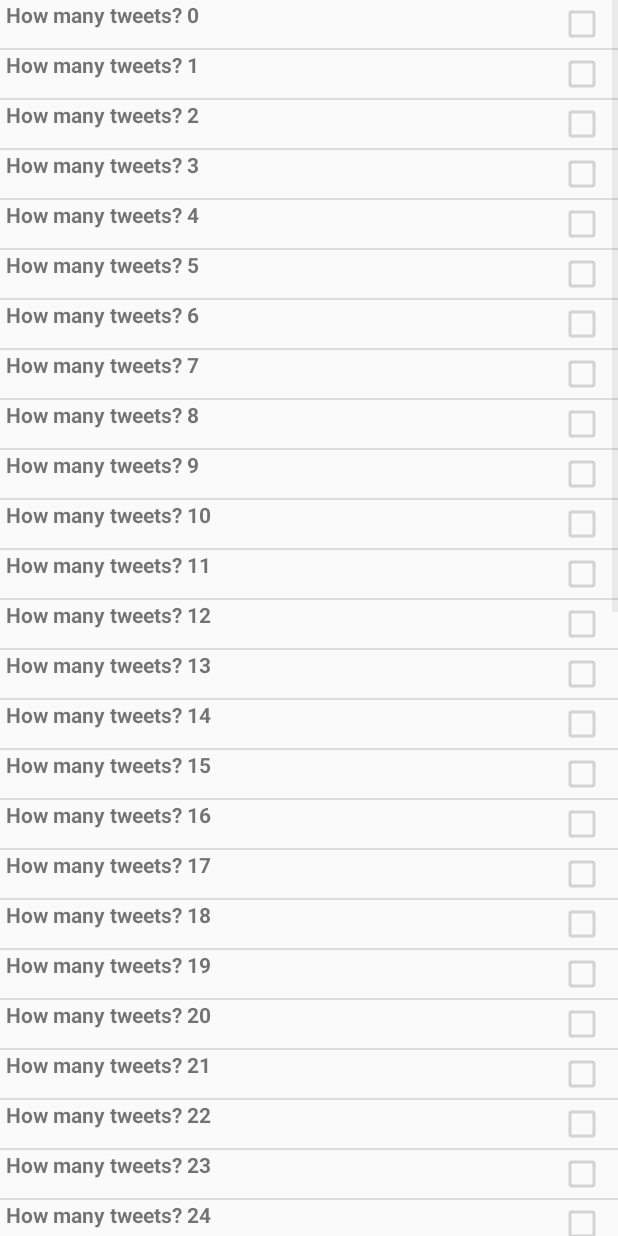
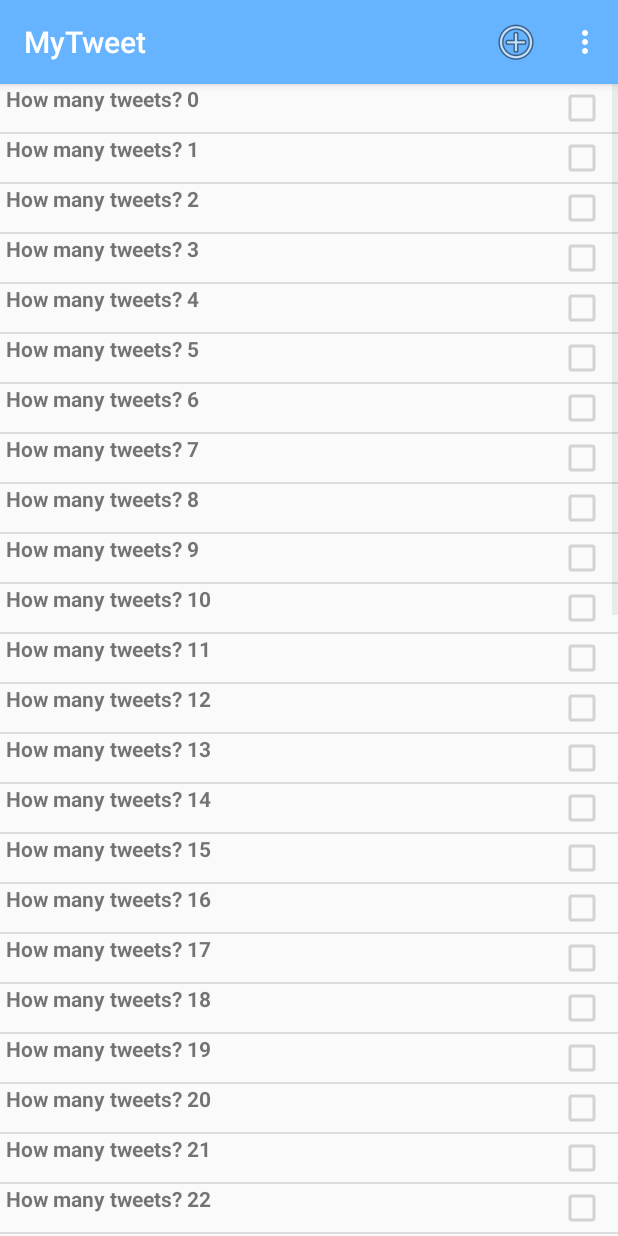
Before and after one commit to austincunningham/android-mytweet, an Android app: the TweetListActivity screen opened directly, with no data from a screen before it, on a phone screen of 412 x 824 dp. Run offline under Robolectric (Android 15) with nearby library versions, the phone set to English and light mode, and no system bars.

Commit message:
added action bar + and settings and intent helpers

```diff
--- a/app/src/main/java/app/mytweet/activites/TweetListActivity.java
+++ b/app/src/main/java/app/mytweet/activites/TweetListActivity.java
@@ -4,7 +4,10 @@ import android.app.Activity;
 import android.content.Context;
 import android.content.Intent;
 import android.os.Bundle;
+import android.support.v7.app.AppCompatActivity;
 import android.view.LayoutInflater;
+import android.view.Menu;
+import android.view.MenuInflater;
 import android.view.View;
 import android.view.ViewGroup;
 import android.widget.Adapter;
@@ -24,7 +27,7 @@ import app.mytweet.models.Tweet;
 /**
  * Created by ictskills on 10/10/16.
  */
-public class TweetListActivity extends Activity implements AdapterView.OnItemClickListener {
+public class TweetListActivity extends AppCompatActivity implements AdapterView.OnItemClickListener {
     private ListView listView;
     private Portfolio portfolio;
     private TweetAdapter adapter;
@@ -59,6 +62,14 @@ public class TweetListActivity extends Activity implements AdapterView.OnItemCli
         super.onResume();
         adapter.notifyDataSetChanged();
     }
+
+    @Override
+    public boolean onCreateOptionsMenu(Menu menu)
+    {
+        MenuInflater menuInflater = getMenuInflater();
+        menuInflater.inflate(R.menu.tweetlist, menu);
+        return true;
+    }
 }
 
 class TweetAdapter extends ArrayAdapter<Tweet>{
--- a/app/src/main/java/app/mytweet/app/MyTweetApp.java
+++ b/app/src/main/java/app/mytweet/app/MyTweetApp.java
@@ -8,6 +8,7 @@ import java.util.List;
 
 import app.mytweet.models.Portfolio;
 import app.mytweet.models.User;
+import static app.mytweet.android.helpers.LogHelpers.info;
 
 /**
  * Created by austin on 28/09/2016.
@@ -27,6 +28,8 @@ public class MyTweetApp extends Application {
         super.onCreate();
         Log.v("MyTweetApp", "MyTweet App Started");
         portfolio = new Portfolio();
+        info(this, "MyRent app launched");
+
     }
 
     public boolean validUser (String email, String password){
--- /dev/null
+++ b/app/src/main/res/menu/tweetlist.xml
@@ -0,0 +1,19 @@
+<?xml version="1.0" encoding="utf-8"?>
+<menu xmlns:android="http://schemas.android.com/apk/res/android"
+xmlns:tools="http://schemas.android.com/tools"
+xmlns:app="http://schemas.android.com/apk/res-auto"
+tools:context="org.wit.myrent.MyTweet">
+
+<item android:id="@+id/menu_item_new_tweet"
+    android:icon="@android:drawable/ic_menu_add"
+    android:title="@string/new_tweet"
+    app:showAsAction="ifRoom|withText"/>
+
+
+<item
+    android:id="@+id/action_settings"
+    android:orderInCategory="100"
+    app:showAsAction="never"
+    android:title="@string/settings"/>
+
+</menu>
--- a/app/src/main/res/values/strings.xml
+++ b/app/src/main/res/values/strings.xml
@@ -20,5 +20,8 @@
     <string name="selectContact">Select Contact</string>
     <string name="emailTweet">Email Tweet</string>
 
+    <string name="settings">Settings</string>
+    <string name="new_tweet">New Tweet</string>
+
 
 </resources>
```
Also changed, not shown: app/src/main/java/app/mytweet/android/helpers/IntentHelper.java (+21 -0 lines), app/src/main/java/app/mytweet/android/helpers/LogHelpers.java (added, +12 -0 lines).
